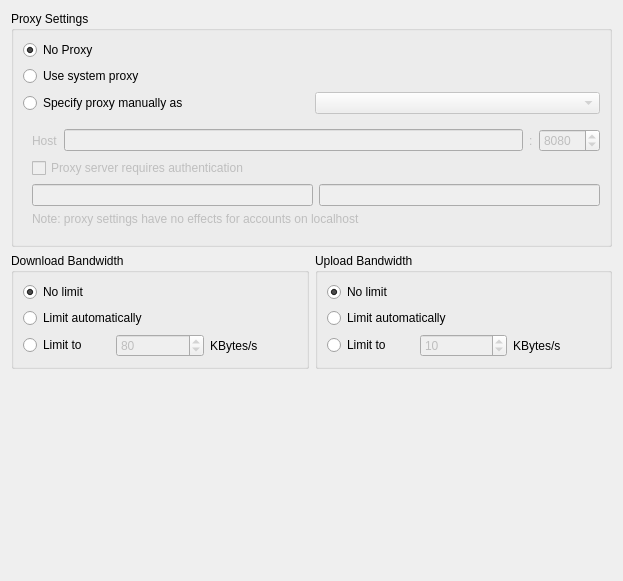
Before: the Qt Designer form src/gui/networksettings.ui in CSG-Development/owncloud-client, drawn with Qt 5.
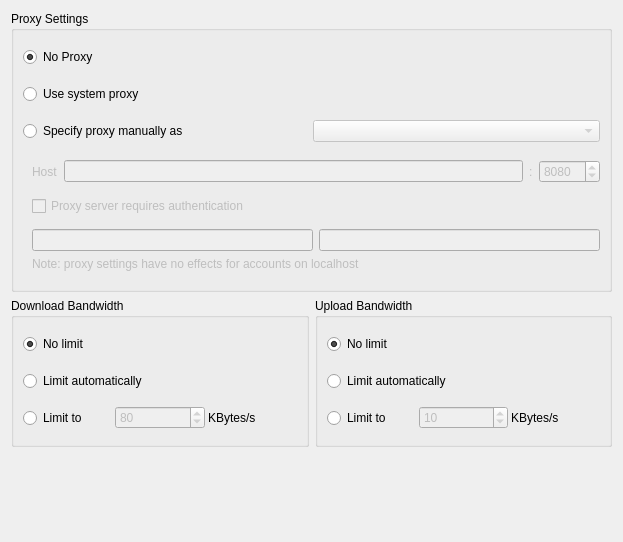
After: the same form once the commit is applied. Custom widgets are drawn as their Qt base class.

What changed in the file:
```diff
--- a/src/gui/networksettings.ui
+++ b/src/gui/networksettings.ui
@@ -7,7 +7,7 @@
     <x>0</x>
     <y>0</y>
     <width>623</width>
-    <height>581</height>
+    <height>542</height>
    </rect>
   </property>
   <property name="windowTitle">
@@ -23,8 +23,23 @@
       <string>Proxy Settings</string>
      </property>
      <layout class="QVBoxLayout" name="verticalLayout_4">
+      <property name="spacing">
+       <number>3</number>
+      </property>
       <item>
-       <widget class="QRadioButton" name="noProxyRadioButton">
+       <widget class="CRadioButton" name="noProxyRadioButton">
+        <property name="minimumSize">
+         <size>
+          <width>0</width>
+          <height>34</height>
+         </size>
+        </property>
+        <property name="maximumSize">
+         <size>
+          <width>16777215</width>
+          <height>34</height>
+         </size>
+        </property>
         <property name="cursor">
          <cursorShape>PointingHandCursor</cursorShape>
         </property>
@@ -40,7 +55,19 @@
        </widget>
       </item>
       <item>
-       <widget class="QRadioButton" name="systemProxyRadioButton">
+       <widget class="CRadioButton" name="systemProxyRadioButton">
+        <property name="minimumSize">
+         <size>
+          <width>0</width>
+          <height>34</height>
+         </size>
+        </property>
+        <property name="maximumSize">
+         <size>
+          <width>16777215</width>
+          <height>34</height>
+         </size>
+        </property>
         <property name="cursor">
          <cursorShape>PointingHandCursor</cursorShape>
         </property>
@@ -55,7 +82,19 @@
       <item>
        <layout class="QHBoxLayout" name="horizontalLayout_3">
         <item>
-         <widget class="QRadioButton" name="manualProxyRadioButton">
+         <widget class="CRadioButton" name="manualProxyRadioButton">
+          <property name="minimumSize">
+           <size>
+            <width>0</width>
+            <height>34</height>
+           </size>
+          </property>
+          <property name="maximumSize">
+           <size>
+            <width>16777215</width>
+            <height>34</height>
+           </size>
+          </property>
           <property name="cursor">
            <cursorShape>PointingHandCursor</cursorShape>
           </property>
@@ -143,6 +182,18 @@
            <property name="enabled">
             <bool>false</bool>
            </property>
+           <property name="minimumSize">
+            <size>
+             <width>0</width>
+             <height>34</height>
+            </size>
+           </property>
+           <property name="maximumSize">
+            <size>
+             <width>16777215</width>
+             <height>34</height>
+            </size>
+           </property>
            <property name="cursor">
             <cursorShape>PointingHandCursor</cursorShape>
            </property>
@@ -216,8 +267,23 @@
         <string>Download Bandwidth</string>
        </property>
        <layout class="QVBoxLayout" name="verticalLayout_2">
+        <property name="spacing">
+         <number>3</number>
+        </property>
         <item>
-         <widget class="QRadioButton" name="noDownloadLimitRadioButton">
+         <widget class="CRadioButton" name="noDownloadLimitRadioButton">
+          <property name="minimumSize">
+           <size>
+            <width>0</width>
+            <height>34</height>
+           </size>
+          </property>
+          <property name="maximumSize">
+           <size>
+            <width>16777215</width>
+            <height>34</height>
+           </size>
+          </property>
           <property name="cursor">
            <cursorShape>PointingHandCursor</cursorShape>
           </property>
@@ -230,7 +296,19 @@
          </widget>
         </item>
         <item>
-         <widget class="QRadioButton" name="autoDownloadLimitRadioButton">
+         <widget class="CRadioButton" name="autoDownloadLimitRadioButton">
+          <property name="minimumSize">
+           <size>
+            <width>0</width>
+            <height>34</height>
+           </size>
+          </property>
+          <property name="maximumSize">
+           <size>
+            <width>16777215</width>
+            <height>34</height>
+           </size>
+          </property>
           <property name="cursor">
            <cursorShape>PointingHandCursor</cursorShape>
           </property>
@@ -245,7 +323,19 @@
         <item>
          <layout class="QHBoxLayout" name="horizontalLayout_6">
           <item>
-           <widget class="QRadioButton" name="downloadLimitRadioButton">
+           <widget class="CRadioButton" name="downloadLimitRadioButton">
+            <property name="minimumSize">
+             <size>
+              <width>0</width>
+              <height>34</height>
+             </size>
+            </property>
+            <property name="maximumSize">
+             <size>
+              <width>16777215</width>
+              <height>34</height>
+             </size>
+            </property>
             <property name="cursor">
              <cursorShape>PointingHandCursor</cursorShape>
             </property>
@@ -304,8 +394,23 @@
         <string>Upload Bandwidth</string>
        </property>
        <layout class="QVBoxLayout" name="verticalLayout_3">
+        <property name="spacing">
+         <number>3</number>
+        </property>
         <item>
-         <widget class="QRadioButton" name="noUploadLimitRadioButton">
+         <widget class="CRadioButton" name="noUploadLimitRadioButton">
+          <property name="minimumSize">
+           <size>
+            <width>0</width>
+            <height>34</height>
+           </size>
+          </property>
+          <property name="maximumSize">
+           <size>
+            <width>16777215</width>
+            <height>34</height>
+           </size>
+          </property>
           <property name="cursor">
            <cursorShape>PointingHandCursor</cursorShape>
           </property>
@@ -318,7 +423,19 @@
          </widget>
         </item>
         <item>
-         <widget class="QRadioButton" name="autoUploadLimitRadioButton">
+         <widget class="CRadioButton" name="autoUploadLimitRadioButton">
+          <property name="minimumSize">
+           <size>
+            <width>0</width>
+            <height>34</height>
+           </size>
+          </property>
+          <property name="maximumSize">
+           <size>
+            <width>16777215</width>
+            <height>34</height>
+           </size>
+          </property>
           <property name="cursor">
            <cursorShape>PointingHandCursor</cursorShape>
           </property>
@@ -333,7 +450,19 @@
         <item>
          <layout class="QHBoxLayout" name="horizontalLayout_4">
           <item>
-           <widget class="QRadioButton" name="uploadLimitRadioButton">
+           <widget class="CRadioButton" name="uploadLimitRadioButton">
+            <property name="minimumSize">
+             <size>
+              <width>0</width>
+              <height>34</height>
+             </size>
+            </property>
+            <property name="maximumSize">
+             <size>
+              <width>16777215</width>
+              <height>34</height>
+             </size>
+            </property>
             <property name="cursor">
              <cursorShape>PointingHandCursor</cursorShape>
             </property>
@@ -387,6 +516,18 @@
    </item>
   </layout>
  </widget>
+ <customwidgets>
+  <customwidget>
+   <class>CCheckBox</class>
+   <extends>QCheckBox</extends>
+   <header>gui/customui/ccheckbox.h</header>
+  </customwidget>
+  <customwidget>
+   <class>CRadioButton</class>
+   <extends>QRadioButton</extends>
+   <header>gui/customui/cradiobutton.h</header>
+  </customwidget>
+ </customwidgets>
  <resources/>
  <connections>
   <connection>
```
Left out of the diff: 2 changed lines with no effect on the pictures.
